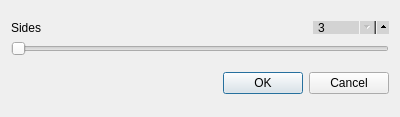
Above: regularpolygon.ui from csekri/tkzgeom before the change. Below: the same form after it.
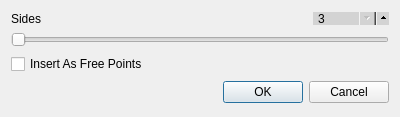
That is the form after the change.

Commit message: Point clouds can be added as free points

```diff
--- a/regularpolygon.ui
+++ b/regularpolygon.ui
@@ -92,6 +92,13 @@
      </item>
     </layout>
    </item>
+   <item>
+    <widget class="QCheckBox" name="checkBox">
+     <property name="text">
+      <string>Insert As Free Points</string>
+     </property>
+    </widget>
+   </item>
    <item>
     <widget class="QDialogButtonBox" name="buttonBox">
      <property name="orientation">
```
The commit also changes 16 other files.
